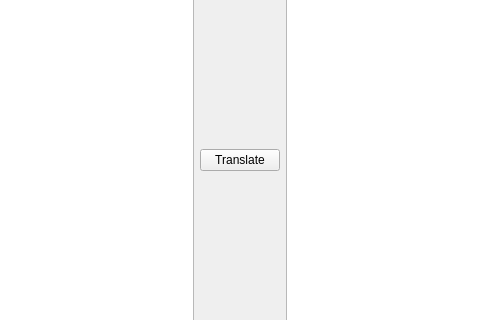
Old version of the form gui/ui/mainwindow.ui in the repository perispomenon/pyoda; both pictures show x 160 to 640 and y 129 to 449 of the 800 by 600 pixel window.
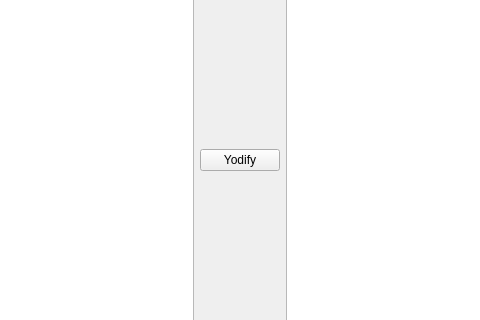
New version of the form.

Diff of the .ui file:
```diff
--- a/gui/ui/mainwindow.ui
+++ b/gui/ui/mainwindow.ui
@@ -23,7 +23,7 @@
       <item>
        <widget class="QPushButton" name="pushButton_translate">
         <property name="text">
-         <string>Translate</string>
+         <string>Yodify</string>
         </property>
        </widget>
       </item>
```
